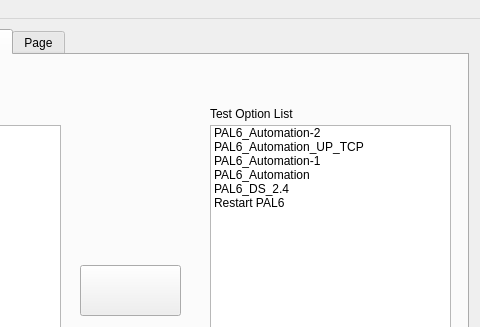
Old version of the form OctoGUI/library.ui in the repository Roie-Developer/Octoscope; both pictures show x 322 to 802 and y 0 to 327 of the 802 by 590 pixel window.
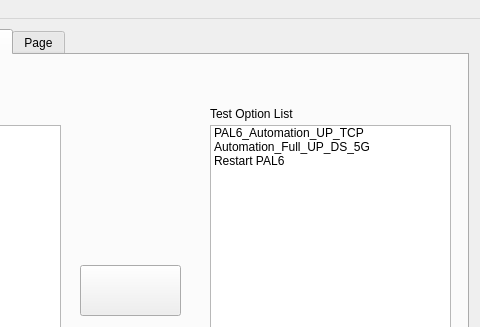
New version of the form. The open tabs and pages were chosen to show the change. Icons and pictures are not drawn.

Patch:
```diff
--- a/OctoGUI/library.ui
+++ b/OctoGUI/library.ui
@@ -411,11 +411,6 @@
         <height>351</height>
        </rect>
       </property>
-      <item>
-       <property name="text">
-        <string>PAL6_Automation-2</string>
-       </property>
-      </item>
       <item>
        <property name="text">
         <string>PAL6_Automation_UP_TCP</string>
@@ -423,17 +418,7 @@
       </item>
       <item>
        <property name="text">
-        <string>PAL6_Automation-1</string>
-       </property>
-      </item>
-      <item>
-       <property name="text">
-        <string>PAL6_Automation</string>
-       </property>
-      </item>
-      <item>
-       <property name="text">
-        <string>PAL6_DS_2.4</string>
+        <string>Automation_Full_UP_DS_5G</string>
        </property>
       </item>
       <item>
```
Left out of the diff: 15 changed lines with no effect on the pictures.
